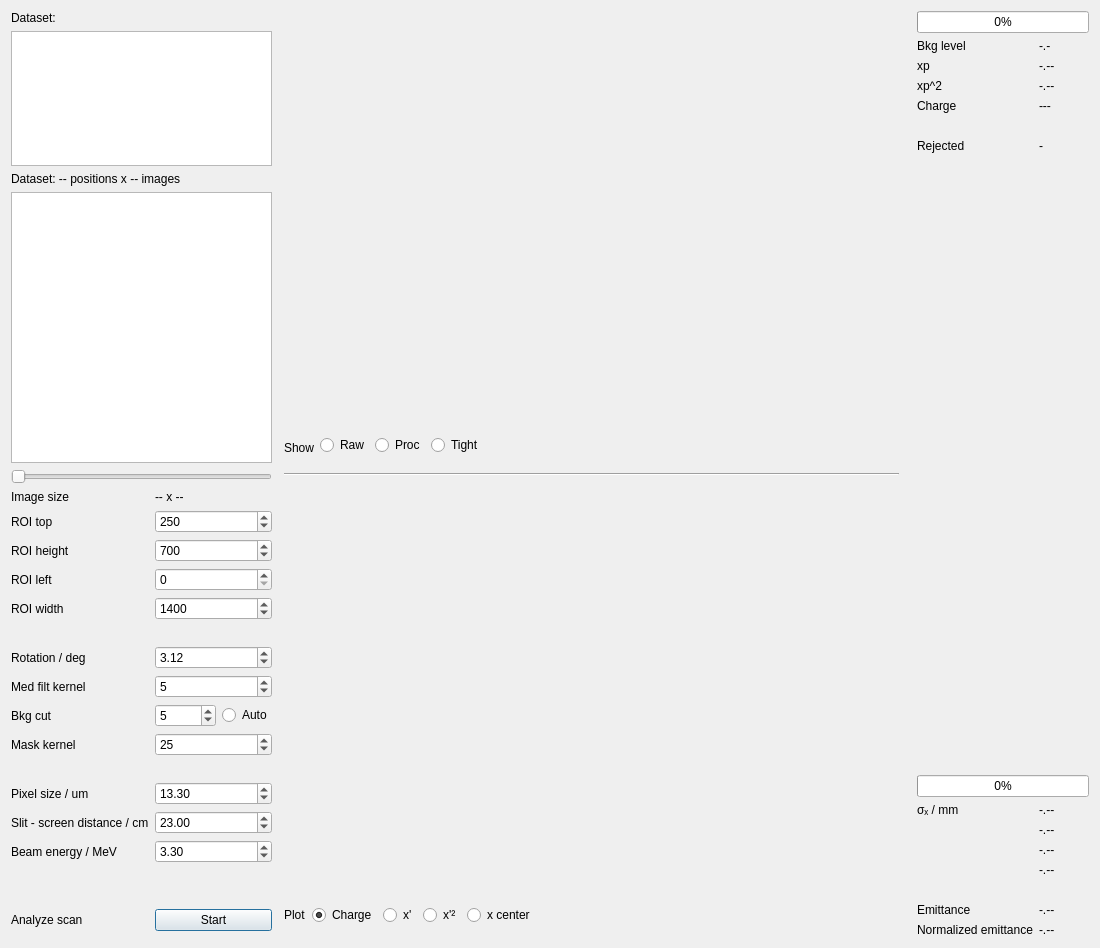
Before: the Qt Designer form analysis_viewer2_ui.ui in filiplindau/emeter_analysis, drawn with Qt 5.
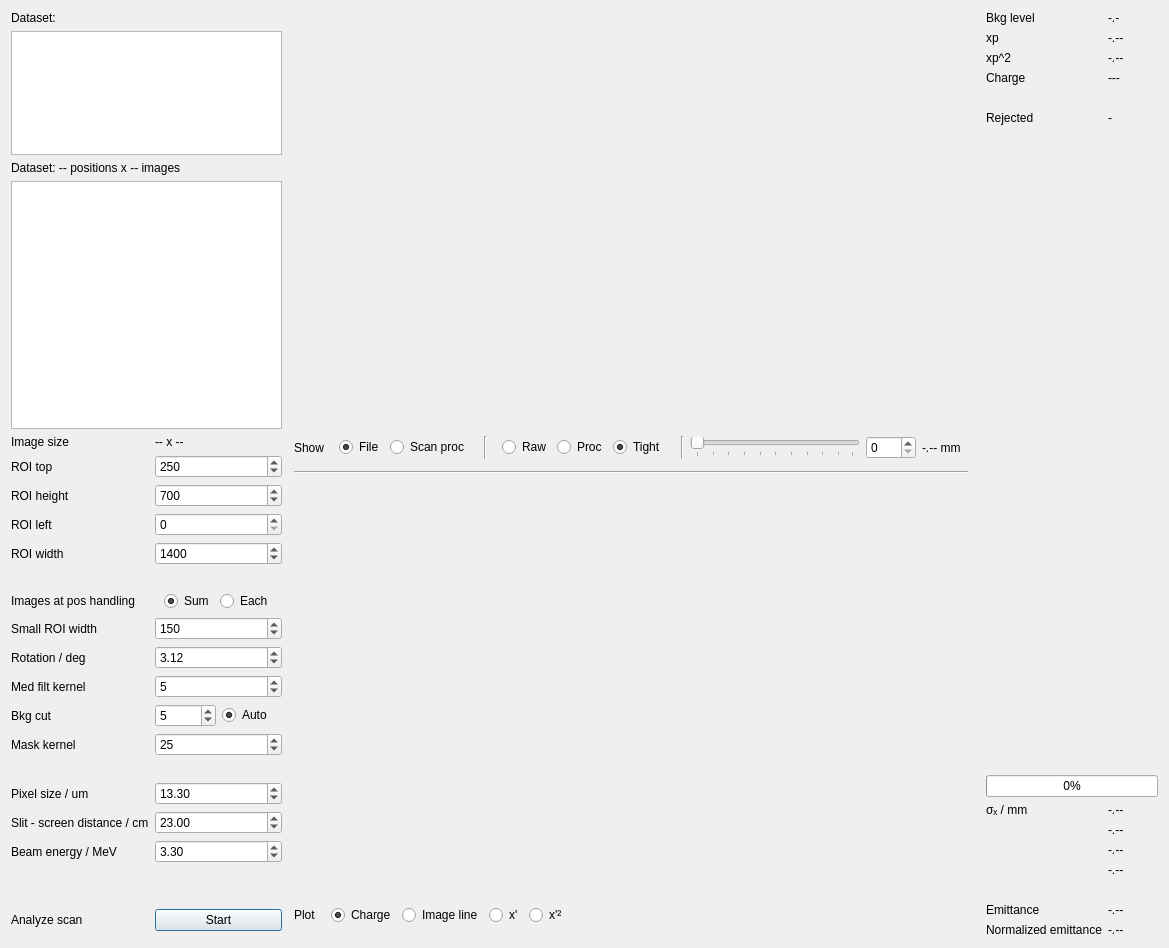
After: the same form once the commit is applied. Custom widgets are drawn as their Qt base class.

The edit to the form file:
```diff
--- a/analysis_viewer2_ui.ui
+++ b/analysis_viewer2_ui.ui
@@ -6,7 +6,7 @@
    <rect>
     <x>0</x>
     <y>0</y>
-    <width>1100</width>
+    <width>1169</width>
     <height>948</height>
    </rect>
   </property>
@@ -53,25 +53,12 @@
        </property>
       </widget>
      </item>
-     <item>
-      <widget class="QSlider" name="file_slider">
-       <property name="sizePolicy">
-        <sizepolicy hsizetype="Minimum" vsizetype="Fixed">
-         <horstretch>0</horstretch>
-         <verstretch>0</verstretch>
-        </sizepolicy>
-       </property>
-       <property name="orientation">
-        <enum>Qt::Horizontal</enum>
-       </property>
-      </widget>
-     </item>
      <item>
       <layout class="QGridLayout" name="gridLayout">
        <property name="bottomMargin">
         <number>6</number>
        </property>
-       <item row="13" column="1">
+       <item row="16" column="1">
         <widget class="QDoubleSpinBox" name="beamenergy_spinbox">
          <property name="maximum">
           <double>20.000000000000000</double>
@@ -81,24 +68,76 @@
          </property>
         </widget>
        </item>
-       <item row="2" column="0">
-        <widget class="QLabel" name="label_3">
-         <property name="text">
-          <string>ROI height</string>
+       <item row="17" column="0">
+        <spacer name="verticalSpacer">
+         <property name="orientation">
+          <enum>Qt::Vertical</enum>
          </property>
-        </widget>
+         <property name="sizeType">
+          <enum>QSizePolicy::Fixed</enum>
+         </property>
+         <property name="sizeHint" stdset="0">
+          <size>
+           <width>20</width>
+           <height>40</height>
+          </size>
+         </property>
+        </spacer>
        </item>
-       <item row="4" column="1">
-        <widget class="QSpinBox" name="roi_width_spinbox">
-         <property name="maximum">
-          <number>3000</number>
-         </property>
-         <property name="value">
-          <number>1400</number>
+       <item row="11" column="0">
+        <widget class="QLabel" name="label_14">
+         <property name="text">
+          <string>Mask kernel</string>
          </property>
         </widget>
        </item>
        <item row="6" column="1">
+        <widget class="QWidget" name="widget_4" native="true">
+         <layout class="QHBoxLayout" name="horizontalLayout_10">
+          <property name="topMargin">
+           <number>0</number>
+          </property>
+          <property name="bottomMargin">
+           <number>0</number>
+          </property>
+          <item>
+           <widget class="QRadioButton" name="sum_images_radiobutton">
+            <property name="text">
+             <string>Sum</string>
+            </property>
+            <property name="checked">
+             <bool>true</bool>
+            </property>
+           </widget>
+          </item>
+          <item>
+           <widget class="QRadioButton" name="each_image_radiobutton">
+            <property name="text">
+             <string>Each</string>
+            </property>
+           </widget>
+          </item>
+         </layout>
+        </widget>
+       </item>
+       <item row="15" column="1">
+        <widget class="QDoubleSpinBox" name="slit_screen_distance_spinbox">
+         <property name="maximum">
+          <double>200.000000000000000</double>
+         </property>
+         <property name="value">
+          <double>23.000000000000000</double>
+         </property>
+        </widget>
+       </item>
+       <item row="1" column="0">
+        <widget class="QLabel" name="label_2">
+         <property name="text">
+          <string>ROI top</string>
+         </property>
+        </widget>
+       </item>
+       <item row="8" column="1">
         <widget class="QDoubleSpinBox" name="rotation_spinbox">
          <property name="minimum">
           <double>-180.000000000000000</double>
@@ -114,17 +153,17 @@
          </property>
         </widget>
        </item>
-       <item row="12" column="1">
-        <widget class="QDoubleSpinBox" name="slit_screen_distance_spinbox">
+       <item row="2" column="1">
+        <widget class="QSpinBox" name="roi_height_spinbox">
          <property name="maximum">
-          <double>200.000000000000000</double>
+          <number>3000</number>
          </property>
          <property name="value">
-          <double>23.000000000000000</double>
+          <number>700</number>
          </property>
         </widget>
        </item>
-       <item row="7" column="1">
+       <item row="9" column="1">
         <widget class="QSpinBox" name="medfilt_spinbox">
          <property name="minimum">
           <number>1</number>
@@ -137,51 +176,31 @@
          </property>
         </widget>
        </item>
-       <item row="6" column="0">
-        <widget class="QLabel" name="label_18">
-         <property name="text">
-          <string>Rotation / deg</string>
-         </property>
-        </widget>
-       </item>
-       <item row="5" column="0">
-        <widget class="QLabel" name="label_12">
-         <property name="text">
-          <string/>
-         </property>
-        </widget>
-       </item>
-       <item row="14" column="0">
-        <spacer name="verticalSpacer">
-         <property name="orientation">
-          <enum>Qt::Vertical</enum>
-         </property>
-         <property name="sizeType">
-          <enum>QSizePolicy::Fixed</enum>
-         </property>
-         <property name="sizeHint" stdset="0">
-          <size>
-           <width>20</width>
-           <height>40</height>
-          </size>
-         </property>
-        </spacer>
-       </item>
-       <item row="8" column="0">
-        <widget class="QLabel" name="label_10">
-         <property name="text">
-          <string>Bkg cut</string>
-         </property>
-        </widget>
-       </item>
-       <item row="3" column="1">
-        <widget class="QSpinBox" name="roi_left_spinbox">
-         <property name="maximum">
-          <number>3000</number>
-         </property>
-        </widget>
-       </item>
        <item row="11" column="1">
+        <widget class="QSpinBox" name="mask_spinbox">
+         <property name="singleStep">
+          <number>2</number>
+         </property>
+         <property name="value">
+          <number>25</number>
+         </property>
+        </widget>
+       </item>
+       <item row="16" column="0">
+        <widget class="QLabel" name="label_23">
+         <property name="text">
+          <string>Beam energy / MeV</string>
+         </property>
+        </widget>
+       </item>
+       <item row="20" column="0">
+        <widget class="QLabel" name="label_26">
+         <property name="text">
+          <string>Analyze scan</string>
+         </property>
+        </widget>
+       </item>
+       <item row="14" column="1">
         <widget class="QDoubleSpinBox" name="pixelsize_spinbox">
          <property name="singleStep">
           <double>1.000000000000000</double>
@@ -198,20 +217,6 @@
          </property>
         </widget>
        </item>
-       <item row="9" column="0">
-        <widget class="QLabel" name="label_14">
-         <property name="text">
-          <string>Mask kernel</string>
-         </property>
-        </widget>
-       </item>
-       <item row="10" column="0">
-        <widget class="QLabel" name="label_13">
-         <property name="text">
-          <string/>
-         </property>
-        </widget>
-       </item>
        <item row="4" column="0">
         <widget class="QLabel" name="label_5">
          <property name="text">
@@ -219,100 +224,21 @@
          </property>
         </widget>
        </item>
-       <item row="0" column="1">
-        <widget class="QLabel" name="image_size_label">
+       <item row="2" column="0">
+        <widget class="QLabel" name="label_3">
          <property name="text">
-          <string>-- x --</string>
+          <string>ROI height</string>
          </property>
         </widget>
        </item>
-       <item row="13" column="0">
-        <widget class="QLabel" name="label_23">
-         <property name="text">
-          <string>Beam energy / MeV</string>
-         </property>
-        </widget>
-       </item>
-       <item row="12" column="0">
-        <widget class="QLabel" name="label_22">
-         <property name="text">
-          <string>Slit - screen distance / cm</string>
-         </property>
-        </widget>
-       </item>
-       <item row="9" column="1">
-        <widget class="QSpinBox" name="mask_spinbox">
-         <property name="singleStep">
-          <number>2</number>
-         </property>
-         <property name="value">
-          <number>25</number>
-         </property>
-        </widget>
-       </item>
-       <item row="1" column="1">
-        <widget class="QSpinBox" name="roi_top_spinbox">
-         <property name="maximum">
-          <number>3000</number>
-         </property>
-         <property name="value">
-          <number>250</number>
-         </property>
-        </widget>
-       </item>
-       <item row="0" column="0">
-        <widget class="QLabel" name="label_8">
-         <property name="text">
-          <string>Image size</string>
-         </property>
-        </widget>
-       </item>
-       <item row="2" column="1">
-        <widget class="QSpinBox" name="roi_height_spinbox">
-         <property name="maximum">
-          <number>3000</number>
-         </property>
-         <property name="value">
-          <number>700</number>
-         </property>
-        </widget>
-       </item>
-       <item row="1" column="0">
-        <widget class="QLabel" name="label_2">
-         <property name="text">
-          <string>ROI top</string>
-         </property>
-        </widget>
-       </item>
-       <item row="7" column="0">
-        <widget class="QLabel" name="label">
-         <property name="text">
-          <string>Med filt kernel</string>
-         </property>
-        </widget>
-       </item>
-       <item row="11" column="0">
+       <item row="14" column="0">
         <widget class="QLabel" name="label_21">
          <property name="text">
           <string>Pixel size / um</string>
          </property>
         </widget>
        </item>
-       <item row="17" column="0">
-        <widget class="QLabel" name="label_26">
-         <property name="text">
-          <string>Analyze scan</string>
-         </property>
-        </widget>
-       </item>
-       <item row="17" column="1">
-        <widget class="QPushButton" name="start_analysis_button">
-         <property name="text">
-          <string>Start</string>
-         </property>
-        </widget>
-       </item>
-       <item row="8" column="1">
+       <item row="10" column="1">
         <layout class="QHBoxLayout" name="horizontalLayout_4">
          <item>
           <widget class="QSpinBox" name="bkg_spinbox">
@@ -335,10 +261,127 @@
            <property name="text">
             <string>Auto</string>
            </property>
+           <property name="checked">
+            <bool>true</bool>
+           </property>
           </widget>
          </item>
         </layout>
        </item>
+       <item row="12" column="0">
+        <widget class="QLabel" name="label_13">
+         <property name="text">
+          <string/>
+         </property>
+        </widget>
+       </item>
+       <item row="9" column="0">
+        <widget class="QLabel" name="label">
+         <property name="text">
+          <string>Med filt kernel</string>
+         </property>
+        </widget>
+       </item>
+       <item row="5" column="0">
+        <widget class="QLabel" name="label_12">
+         <property name="text">
+          <string/>
+         </property>
+        </widget>
+       </item>
+       <item row="15" column="0">
+        <widget class="QLabel" name="label_22">
+         <property name="text">
+          <string>Slit - screen distance / cm</string>
+         </property>
+        </widget>
+       </item>
+       <item row="10" column="0">
+        <widget class="QLabel" name="label_10">
+         <property name="text">
+          <string>Bkg cut</string>
+         </property>
+        </widget>
+       </item>
+       <item row="0" column="1">
+        <widget class="QLabel" name="image_size_label">
+         <property name="text">
+          <string>-- x --</string>
+         </property>
+        </widget>
+       </item>
+       <item row="4" column="1">
+        <widget class="QSpinBox" name="roi_width_spinbox">
+         <property name="maximum">
+          <number>3000</number>
+         </property>
+         <property name="value">
+          <number>1400</number>
+         </property>
+        </widget>
+       </item>
+       <item row="3" column="1">
+        <widget class="QSpinBox" name="roi_left_spinbox">
+         <property name="maximum">
+          <number>3000</number>
+         </property>
+        </widget>
+       </item>
+       <item row="8" column="0">
+        <widget class="QLabel" name="label_18">
+         <property name="text">
+          <string>Rotation / deg</string>
+         </property>
+        </widget>
+       </item>
+       <item row="20" column="1">
+        <widget class="QPushButton" name="start_analysis_button">
+         <property name="text">
+          <string>Start</string>
+         </property>
+        </widget>
+       </item>
+       <item row="6" column="0">
+        <widget class="QLabel" name="label_32">
+         <property name="text">
+          <string>Images at pos handling</string>
+         </property>
+        </widget>
+       </item>
+       <item row="1" column="1">
+        <widget class="QSpinBox" name="roi_top_spinbox">
+         <property name="maximum">
+          <number>3000</number>
+         </property>
+         <property name="value">
+          <number>250</number>
+         </property>
+        </widget>
+       </item>
+       <item row="0" column="0">
+        <widget class="QLabel" name="label_8">
+         <property name="text">
+          <string>Image size</string>
+         </property>
+        </widget>
+       </item>
+       <item row="7" column="0">
+        <widget class="QLabel" name="label_34">
+         <property name="text">
+          <string>Small ROI width</string>
+         </property>
+        </widget>
+       </item>
+       <item row="7" column="1">
+        <widget class="QSpinBox" name="small_roi_spinbox">
+         <property name="maximum">
+          <number>9999</number>
+         </property>
+         <property name="value">
+          <number>150</number>
+         </property>
+        </widget>
+       </item>
       </layout>
      </item>
     </layout>
@@ -377,48 +420,167 @@
         </widget>
        </item>
        <item>
-        <layout class="QHBoxLayout" name="horizontalLayout_2">
-         <property name="bottomMargin">
-          <number>6</number>
+        <widget class="QWidget" name="widget_3" native="true">
+         <property name="minimumSize">
+          <size>
+           <width>10</width>
+           <height>0</height>
+          </size>
          </property>
-         <item>
-          <widget class="QRadioButton" name="raw_radiobutton">
-           <property name="text">
-            <string>Raw</string>
-           </property>
-          </widget>
-         </item>
-         <item>
-          <widget class="QRadioButton" name="processed_radiobutton">
-           <property name="text">
-            <string>Proc</string>
-           </property>
-           <property name="checked">
-            <bool>true</bool>
-           </property>
-          </widget>
-         </item>
-         <item>
-          <widget class="QRadioButton" name="tight_radiobutton">
-           <property name="text">
-            <string>Tight</string>
-           </property>
-          </widget>
-         </item>
-        </layout>
+         <layout class="QHBoxLayout" name="horizontalLayout_9">
+          <property name="topMargin">
+           <number>0</number>
+          </property>
+          <property name="bottomMargin">
+           <number>0</number>
+          </property>
+          <item>
+           <widget class="QRadioButton" name="file_radiobutton">
+            <property name="text">
+             <string>File</string>
+            </property>
+            <property name="checked">
+             <bool>true</bool>
+            </property>
+           </widget>
+          </item>
+          <item>
+           <widget class="QRadioButton" name="scan_radiobutton">
+            <property name="text">
+             <string>Scan proc</string>
+            </property>
+           </widget>
+          </item>
+         </layout>
+        </widget>
        </item>
        <item>
-        <spacer name="horizontalSpacer">
+        <widget class="Line" name="line_2">
+         <property name="orientation">
+          <enum>Qt::Vertical</enum>
+         </property>
+        </widget>
+       </item>
+       <item>
+        <widget class="QWidget" name="widget" native="true">
+         <property name="sizePolicy">
+          <sizepolicy hsizetype="Preferred" vsizetype="Minimum">
+           <horstretch>0</horstretch>
+           <verstretch>0</verstretch>
+          </sizepolicy>
+         </property>
+         <property name="minimumSize">
+          <size>
+           <width>0</width>
+           <height>0</height>
+          </size>
+         </property>
+         <layout class="QHBoxLayout" name="horizontalLayout_8">
+          <property name="topMargin">
+           <number>0</number>
+          </property>
+          <property name="bottomMargin">
+           <number>0</number>
+          </property>
+          <item>
+           <widget class="QRadioButton" name="raw_radiobutton">
+            <property name="text">
+             <string>Raw</string>
+            </property>
+           </widget>
+          </item>
+          <item>
+           <widget class="QRadioButton" name="processed_radiobutton">
+            <property name="text">
+             <string>Proc</string>
+            </property>
+            <property name="checked">
+             <bool>false</bool>
+            </property>
+           </widget>
+          </item>
+          <item>
+           <widget class="QRadioButton" name="tight_radiobutton">
+            <property name="text">
+             <string>Tight</string>
+            </property>
+            <property name="checked">
+             <bool>true</bool>
+            </property>
+           </widget>
+          </item>
+         </layout>
+        </widget>
+       </item>
+       <item>
+        <widget class="Line" name="line_3">
+         <property name="orientation">
+          <enum>Qt::Vertical</enum>
+         </property>
+        </widget>
+       </item>
+       <item>
+        <widget class="QSlider" name="image_slider">
+         <property name="sizePolicy">
+          <sizepolicy hsizetype="Expanding" vsizetype="Fixed">
+           <horstretch>0</horstretch>
+           <verstretch>0</verstretch>
+          </sizepolicy>
+         </property>
          <property name="orientation">
           <enum>Qt::Horizontal</enum>
          </property>
-         <property name="sizeHint" stdset="0">
+         <property name="tickPosition">
+          <enum>QSlider::TicksBelow</enum>
+         </property>
+        </widget>
+       </item>
+       <item>
+        <widget class="QSpinBox" name="image_ind_spinbox">
+         <property name="minimumSize">
           <size>
+           <width>50</width>
+           <height>0</height>
+          </size>
+         </property>
+         <property name="maximumSize">
+          <size>
+           <width>50</width>
+           <height>16777215</height>
+          </size>
+         </property>
+         <property name="maximum">
+          <number>999</number>
+         </property>
+         <property name="value">
+          <number>0</number>
+         </property>
+        </widget>
+       </item>
+       <item>
+        <widget class="QLabel" name="image_sel_pos_label">
+         <property name="sizePolicy">
+          <sizepolicy hsizetype="Fixed" vsizetype="Preferred">
+           <horstretch>0</horstretch>
+           <verstretch>0</verstretch>
+          </sizepolicy>
+         </property>
+         <property name="minimumSize">
+          <size>
            <width>40</width>
-           <height>20</height>
+           <height>0</height>
           </size>
          </property>
-        </spacer>
+         <property name="maximumSize">
+          <size>
+           <width>40</width>
+           <height>16777215</height>
+          </size>
+         </property>
+         <property name="text">
+          <string>-.-- mm</string>
+         </property>
+        </widget>
        </item>
       </layout>
      </item>
@@ -462,39 +624,56 @@
         </widget>
        </item>
        <item>
-        <layout class="QHBoxLayout" name="horizontalLayout_7">
-         <item>
-          <widget class="QRadioButton" name="charge_radiobutton">
-           <property name="text">
-            <string>Charge</string>
-           </property>
-           <property name="checked">
-            <bool>true</bool>
-           </property>
-          </widget>
-         </item>
-         <item>
-          <widget class="QRadioButton" name="xp_radiobutton">
-           <property name="text">
-            <string>x'</string>
-           </property>
-          </widget>
-         </item>
-         <item>
-          <widget class="QRadioButton" name="xp2_radiobutton">
-           <property name="text">
-            <string>x'²</string>
-           </property>
-          </widget>
-         </item>
-         <item>
-          <widget class="QRadioButton" name="xc_radiobutton">
-           <property name="text">
-            <string>x center</string>
-           </property>
-          </widget>
-         </item>
-        </layout>
+        <widget class="QWidget" name="widget_2" native="true">
+         <property name="minimumSize">
+          <size>
+           <width>10</width>
+           <height>0</height>
+          </size>
+         </property>
+         <layout class="QHBoxLayout" name="horizontalLayout_2">
+          <property name="topMargin">
+           <number>0</number>
+          </property>
+          <property name="bottomMargin">
+           <number>0</number>
+          </property>
+          <item>
+           <widget class="QRadioButton" name="charge_radiobutton">
+            <property name="text">
+             <string>Charge</string>
+            </property>
+            <property name="checked">
+             <bool>true</bool>
+            </property>
+           </widget>
+          </item>
+          <item>
+           <widget class="QRadioButton" name="line_radiobutton">
+            <property name="text">
+             <string>Image line</string>
+            </property>
+           </widget>
+          </item>
+          <item>
+           <widget class="QRadioButton" name="xp_radiobutton">
+            <property name="text">
+             <string>x'</string>
+            </property>
+           </widget>
+          </item>
+          <item>
+           <widget class="QRadioButton" name="xp2_radiobutton">
+            <property name="text">
+             <string>x'²</string>
+            </property>
+           </widget>
+          </item>
+         </layout>
+        </widget>
+       </item>
+       <item>
+        <layout class="QHBoxLayout" name="horizontalLayout_7"/>
        </item>
        <item>
         <spacer name="horizontalSpacer_2">
@@ -518,126 +697,41 @@
      <property name="leftMargin">
       <number>6</number>
      </property>
-     <item row="10" column="0">
+     <item row="9" column="0">
       <widget class="QLabel" name="label_27">
        <property name="text">
         <string>&lt;x²&gt;</string>
        </property>
       </widget>
      </item>
-     <item row="13" column="0">
-      <widget class="QLabel" name="label_29">
-       <property name="text">
-        <string/>
+     <item row="0" column="1">
+      <widget class="QLabel" name="bkg_label">
+       <property name="minimumSize">
+        <size>
+         <width>50</width>
+         <height>0</height>
+        </size>
        </property>
-      </widget>
-     </item>
-     <item row="12" column="0">
-      <widget class="QLabel" name="label_31">
        <property name="text">
-        <string>&lt;xx'&gt;</string>
+        <string>-.-</string>
        </property>
       </widget>
      </item>
-     <item row="11" column="0">
-      <widget class="QLabel" name="label_30">
-       <property name="text">
-        <string>&lt;x'²&gt;</string>
-       </property>
-      </widget>
-     </item>
-     <item row="6" column="0">
-      <widget class="QLabel" name="label_25">
-       <property name="text">
-        <string>Rejected</string>
-       </property>
-      </widget>
-     </item>
-     <item row="4" column="1">
-      <widget class="QLabel" name="charge_label">
-       <property name="text">
-        <string>---</string>
-       </property>
-      </widget>
-     </item>
-     <item row="2" column="1">
+     <item row="1" column="1">
       <widget class="QLabel" name="moment_1_label">
        <property name="text">
         <string>-.--</string>
        </property>
       </widget>
      </item>
-     <item row="15" column="1">
-      <widget class="QLabel" name="eps_n_label">
-       <property name="text">
-        <string>-.--</string>
-       </property>
-      </widget>
-     </item>
-     <item row="2" column="0">
-      <widget class="QLabel" name="label_6">
-       <property name="text">
-        <string>xp</string>
-       </property>
-      </widget>
-     </item>
-     <item row="4" column="0">
-      <widget class="QLabel" name="label_15">
-       <property name="text">
-        <string>Charge</string>
-       </property>
-      </widget>
-     </item>
-     <item row="0" column="0" colspan="2">
-      <widget class="QProgressBar" name="image_progressbar">
-       <property name="value">
-        <number>0</number>
-       </property>
-      </widget>
-     </item>
-     <item row="3" column="0">
-      <widget class="QLabel" name="label_7">
-       <property name="text">
-        <string>xp^2</string>
-       </property>
-      </widget>
-     </item>
-     <item row="15" column="0">
-      <widget class="QLabel" name="label_28">
-       <property name="text">
-        <string>Normalized emittance</string>
-       </property>
-      </widget>
-     </item>
-     <item row="9" column="1">
-      <widget class="QLabel" name="sigma_x_label">
-       <property name="text">
-        <string>-.--</string>
-       </property>
-      </widget>
-     </item>
-     <item row="14" column="0">
+     <item row="13" column="0">
       <widget class="QLabel" name="label_24">
        <property name="text">
         <string>Emittance</string>
        </property>
       </widget>
      </item>
-     <item row="6" column="1">
-      <widget class="QLabel" name="rejected_images_label">
-       <property name="text">
-        <string>-</string>
-       </property>
-      </widget>
-     </item>
-     <item row="3" column="1">
-      <widget class="QLabel" name="moment_2_label">
-       <property name="text">
-        <string>-.--</string>
-       </property>
-      </widget>
-     </item>
-     <item row="7" column="0">
+     <item row="6" column="0">
       <spacer name="verticalSpacer_2">
        <property name="orientation">
         <enum>Qt::Vertical</enum>
@@ -650,75 +744,153 @@
        </property>
       </spacer>
      </item>
-     <item row="9" column="0">
-      <widget class="QLabel" name="label_19">
+     <item row="2" column="1">
+      <widget class="QLabel" name="moment_2_label">
        <property name="text">
-        <string>σₓ / mm</string>
+        <string>-.--</string>
+       </property>
+      </widget>
+     </item>
+     <item row="10" column="1">
+      <widget class="QLabel" name="xp2_e_label">
+       <property name="text">
+        <string>-.--</string>
+       </property>
+      </widget>
+     </item>
+     <item row="2" column="0">
+      <widget class="QLabel" name="label_7">
+       <property name="text">
+        <string>xp^2</string>
+       </property>
+      </widget>
+     </item>
+     <item row="7" column="0" colspan="2">
+      <widget class="QProgressBar" name="analysis_progressbar">
+       <property name="value">
+        <number>0</number>
        </property>
       </widget>
      </item>
      <item row="14" column="1">
+      <widget class="QLabel" name="eps_n_label">
+       <property name="text">
+        <string>-.--</string>
+       </property>
+      </widget>
+     </item>
+     <item row="11" column="0">
+      <widget class="QLabel" name="label_31">
+       <property name="text">
+        <string>&lt;xx'&gt;</string>
+       </property>
+      </widget>
+     </item>
+     <item row="4" column="0">
+      <widget class="QLabel" name="label_17">
+       <property name="text">
+        <string/>
+       </property>
+      </widget>
+     </item>
+     <item row="8" column="1">
+      <widget class="QLabel" name="sigma_x_label">
+       <property name="text">
+        <string>-.--</string>
+       </property>
+      </widget>
+     </item>
+     <item row="13" column="1">
       <widget class="QLabel" name="eps_label">
        <property name="text">
         <string>-.--</string>
        </property>
       </widget>
      </item>
-     <item row="8" column="0" colspan="2">
-      <widget class="QProgressBar" name="analysis_progressbar">
-       <property name="value">
-        <number>0</number>
-       </property>
-      </widget>
-     </item>
      <item row="1" column="0">
-      <widget class="QLabel" name="label_11">
+      <widget class="QLabel" name="label_6">
        <property name="text">
-        <string>Bkg level</string>
-       </property>
-      </widget>
-     </item>
-     <item row="1" column="1">
-      <widget class="QLabel" name="bkg_label">
-       <property name="minimumSize">
-        <size>
-         <width>50</width>
-         <height>0</height>
-        </size>
-       </property>
-       <property name="text">
-        <string>-.-</string>
-       </property>
-      </widget>
-     </item>
-     <item row="5" column="0">
-      <widget class="QLabel" name="label_17">
-       <property name="text">
-        <string/>
-       </property>
-      </widget>
-     </item>
-     <item row="10" column="1">
-      <widget class="QLabel" name="x2_e_label">
-       <property name="text">
-        <string>-.--</string>
+        <string>xp</string>
        </property>
       </widget>
      </item>
      <item row="11" column="1">
-      <widget class="QLabel" name="xp2_e_label">
-       <property name="text">
-        <string>-.--</string>
-       </property>
-      </widget>
-     </item>
-     <item row="12" column="1">
       <widget class="QLabel" name="xxp_e_label">
        <property name="text">
         <string>-.--</string>
        </property>
       </widget>
      </item>
+     <item row="12" column="0">
+      <widget class="QLabel" name="label_29">
+       <property name="text">
+        <string/>
+       </property>
+      </widget>
+     </item>
+     <item row="8" column="0">
+      <widget class="QLabel" name="label_19">
+       <property name="text">
+        <string>σₓ / mm</string>
+       </property>
+      </widget>
+     </item>
+     <item row="14" column="0">
+      <widget class="QLabel" name="label_28">
+       <property name="text">
+        <string>Normalized emittance</string>
+       </property>
+      </widget>
+     </item>
+     <item row="9" column="1">
+      <widget class="QLabel" name="x2_e_label">
+       <property name="text">
+        <string>-.--</string>
+       </property>
+      </widget>
+     </item>
+     <item row="10" column="0">
+      <widget class="QLabel" name="label_30">
+       <property name="text">
+        <string>&lt;x'²&gt;</string>
+       </property>
+      </widget>
+     </item>
+     <item row="3" column="1">
+      <widget class="QLabel" name="charge_label">
+       <property name="text">
+        <string>---</string>
+       </property>
+      </widget>
+     </item>
+     <item row="3" column="0">
+      <widget class="QLabel" name="label_15">
+       <property name="text">
+        <string>Charge</string>
+       </property>
+      </widget>
+     </item>
+     <item row="5" column="1">
+      <widget class="QLabel" name="rejected_images_label">
+       <property name="text">
+        <string>-</string>
+       </property>
+      </widget>
+     </item>
+     <item row="5" column="0">
+      <widget class="QLabel" name="label_25">
+       <property name="text">
+        <string>Rejected</string>
+       </property>
+      </widget>
+     </item>
+     <item row="0" column="0">
+      <widget class="QLabel" name="label_11">
+       <property name="text">
+        <string>Bkg level</string>
+       </property>
+      </widget>
+     </item>
     </layout>
    </item>
   </layout>
```
